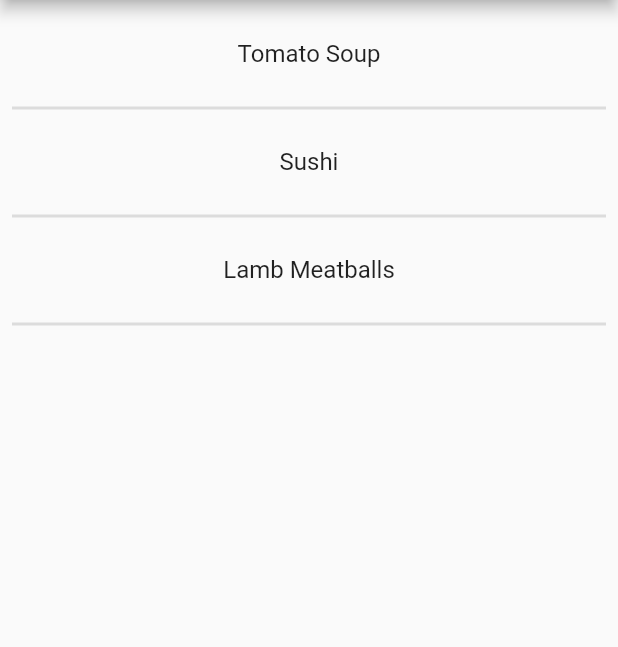
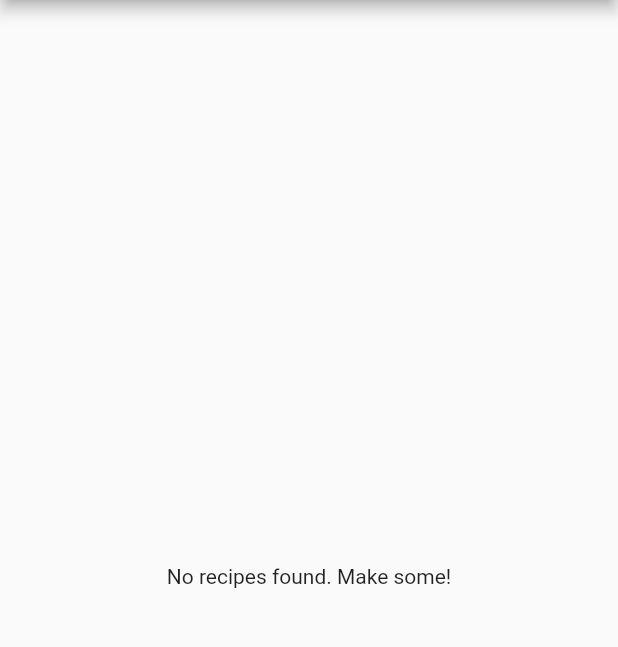
Before and after one commit to hfcook3/meal-manager, a Flutter app: the screen it shows after launch, on a phone screen of 412 x 824 dp, the part 84-731 px from its top. Run offline on Flutter 3.47's test engine with Material 2 defaults, Android fonts, the phone set to English and light mode, and no system bars; our stand-ins replace sqflite; accounts and stored records are empty.

Commit message:
Added initial SQLite support for recipe data

```diff
--- a/lib/main.dart
+++ b/lib/main.dart
@@ -1,9 +1,19 @@
+import 'dart:io';
+
 import 'package:flutter/material.dart';
+import 'package:path/path.dart';
+import 'package:sqflite/sqflite.dart';
+
 import 'recipe_model.dart';
 
 void main() => runApp(MealManager());
 
-class MealManager extends StatelessWidget {
+class MealManager extends StatefulWidget {
+  @override
+  MealManagerState createState() => MealManagerState();
+}
+
+class MealManagerState extends State<MealManager> {
   @override
   Widget build(BuildContext context) {
     return MaterialApp(
@@ -16,12 +26,36 @@ class MealManager extends StatelessWidget {
 }
 
 class RecipeListState extends State<RecipeList> {
-  final List<Recipe> _recipeList = <Recipe>[
-    new Recipe('Tomato Soup', ['Tomatoes', 'Garlic', 'Cream'],
-        ['Chop garlic', 'Blend tomatoes', 'Put in pot']),
-    new Recipe('Sushi', new List<String>(), new List<String>()),
-    new Recipe('Lamb Meatballs', new List<String>(), new List<String>()),
-  ];
+  Database database;
+  List<Recipe> _recipeList;
+
+  @override
+  void initState() {
+    _initState();
+    super.initState();
+  }
+
+  Future<void> _initState() async {
+    var dbPath = await getDatabasesPath();
+    await Directory(dbPath).create(recursive: true);
+
+    database = await openDatabase(join(dbPath, 'meal_manager.db'));
+    _recipeList = await recipes();
+  }
+
+  Future<List<Recipe>> recipes() async {
+    List<Map<String, dynamic>> recipes;
+    try {
+      recipes = await database.query('recipes');
+    } on Exception catch (e) {
+      return new List<Recipe>();
+    }
+
+    return List.generate(recipes.length, (i) {
+      return Recipe(
+          recipes[i]['title'], recipes[i]['ingredients'], recipes[i]['steps']);
+    });
+  }
 
   @override
   Widget build(BuildContext context) {
@@ -33,6 +67,12 @@ class RecipeListState extends State<RecipeList> {
   }
 
   Widget _buildRecipes() {
+    if (_recipeList == null || _recipeList.length == 0) {
+      return Center(
+        child: Text("No recipes found. Make some!"),
+      );
+    }
+
     return ListView.builder(
       padding: const EdgeInsets.all(8),
       itemCount: _recipeList.length * 2,
@@ -42,13 +82,13 @@ class RecipeListState extends State<RecipeList> {
             thickness: 2.0,
           );
         } else {
-          return _buildRecipeTile(_recipeList[i ~/ 2]);
+          return _buildRecipeTile(context, _recipeList[i ~/ 2]);
         }
       },
     );
   }
 
-  Widget _buildRecipeTile(Recipe recipe) {
+  Widget _buildRecipeTile(BuildContext context, Recipe recipe) {
     return ListTile(
         title: Center(child: Text(recipe.title)),
         onTap: () {
--- a/pubspec.yaml
+++ b/pubspec.yaml
@@ -9,6 +9,9 @@ dependencies:
   flutter:
     sdk: flutter
 
+  sqflite: ^1.2.0
+  path: ^1.6.4
+
   cupertino_icons: ^0.1.2
 
 dev_dependencies:
```
Also changed, not shown: lib/recipe_form.dart (added), pubspec.lock, 3 other files.
